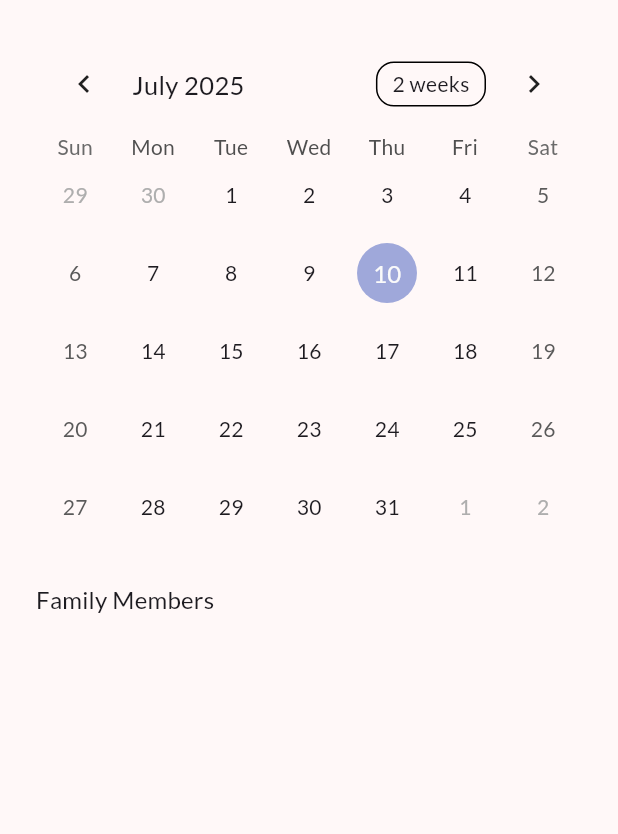
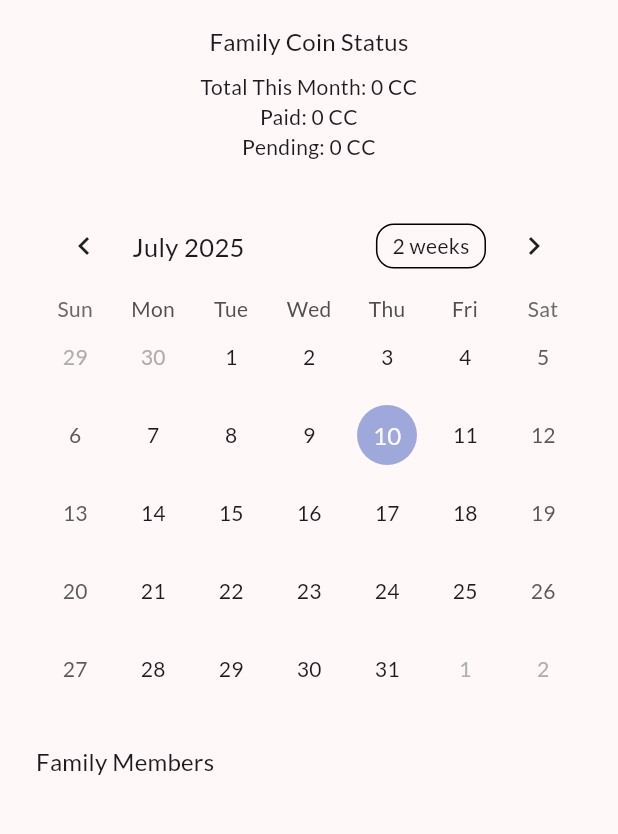
Before and after one commit to PabloGTUOC/CareCoins, a Flutter app: the HomePage screen opened directly, on a phone screen of 412 x 824 dp, the part 216-1050 px from its top. Run offline on Flutter 3.47's test engine with Material 3 defaults, Android fonts, the phone set to English and light mode, and no system bars; drawn by our look-alikes of table_calendar; our stand-ins replace flutter_signin_button, google_fonts, supabase_flutter; missing offline and left inert: gotrue; accounts and stored records are empty; network calls fail.

```diff
--- a/lib/screens/home_page.dart
+++ b/lib/screens/home_page.dart
@@ -24,6 +24,9 @@ class _HomePageState extends State<HomePage> {
   final List<Map<String, dynamic>> _family = [];
   final List<Map<String, dynamic>> _actors = [];
   String? _familyName;
+  int? _coinsStartMonth;
+  int? _coinsPaid;
+  int? _coinsPending;
 
   @override
   void initState() {
@@ -38,31 +41,30 @@ class _HomePageState extends State<HomePage> {
     final profile =
         await Supabase.instance.client
             .from('users')
-            .select('carecoins_balance, family_id')
+            .select('coin_balance, family_id')
             .eq('id', user.id)
             .maybeSingle();
 
     if (profile != null) {
-      setState(() {
-        _balance = profile['carecoins_balance'] ?? 0;
-      });
+      final balance = profile['coin_balance'] ?? 0;
+      final familyId = profile['family_id'];
 
-      final familyId = profile['family_id'];
       if (familyId != null) {
         final members = await Supabase.instance.client
             .from('users')
-            .select('id, email, carecoins_balance')
+            .select('id, email, coin_balance')
             .eq('family_id', familyId)
-            .order('carecoins_balance', ascending: false);
+            .order('coin_balance', ascending: false);
 
         final activities = await Supabase.instance.client
             .from('activities')
             .select('title, scheduled_at')
             .eq('family_id', familyId);
 
-        final familyInfo = await Supabase.instance.client
+        final familyInfo =
+            await Supabase.instance.client
                 .from('families')
-            .select('name')
+                .select('name, coins_start_month, coins_paid, coins_pending')
                 .eq('id', familyId)
                 .maybeSingle();
 
@@ -81,7 +83,11 @@ class _HomePageState extends State<HomePage> {
         }
 
         setState(() {
-          _familyName = familyInfo?['name'] as String?;
+          _balance = balance;
+          _familyName = familyInfo?['name'];
+          _coinsStartMonth = familyInfo?['coins_start_month'];
+          _coinsPaid = familyInfo?['coins_paid'];
+          _coinsPending = familyInfo?['coins_pending'];
           _family.clear();
           _family.addAll(List<Map<String, dynamic>>.from(members));
           _actors.clear();
@@ -135,8 +141,7 @@ class _HomePageState extends State<HomePage> {
   @override
   Widget build(BuildContext context) {
     final user = Supabase.instance.client.auth.currentUser;
-    final userName =
-        user?.userMetadata?['full_name'] ?? user?.email ?? 'Guest';
+    final userName = user?.userMetadata?['full_name'] ?? user?.email ?? 'Guest';
     return Scaffold(
       drawer: Drawer(
         child: ListView(
@@ -149,7 +154,8 @@ class _HomePageState extends State<HomePage> {
       ),
       appBar: AppBar(
         leading: Builder(
-          builder: (context) => IconButton(
+          builder:
+              (context) => IconButton(
                 icon: const Icon(Icons.menu),
                 onPressed: () => Scaffold.of(context).openDrawer(),
               ),
@@ -161,7 +167,9 @@ class _HomePageState extends State<HomePage> {
             if (_familyName != null)
               Text(
                 'Family: $_familyName',
-                style: Theme.of(context).textTheme.bodySmall?.copyWith(color: Colors.white70),
+                style: Theme.of(
+                  context,
+                ).textTheme.bodySmall?.copyWith(color: Colors.white70),
               ),
           ],
         ),
@@ -183,7 +191,22 @@ class _HomePageState extends State<HomePage> {
               style: Theme.of(context).textTheme.headlineSmall,
               textAlign: TextAlign.center,
             ),
+            if (_coinsStartMonth != null) ...[
+              const SizedBox(height: 16),
+              Text(
+                'Family Coin Status',
+                style: Theme.of(context).textTheme.titleMedium,
+                textAlign: TextAlign.center,
+              ),
+              const SizedBox(height: 8),
+              Text(
+                'Total This Month: $_coinsStartMonth CC',
+                textAlign: TextAlign.center,
+              ),
+              Text('Paid: $_coinsPaid CC', textAlign: TextAlign.center),
+              Text('Pending: $_coinsPending CC', textAlign: TextAlign.center),
               const SizedBox(height: 24),
+            ],
             TableCalendar<Activity>(
               firstDay: DateTime.utc(2020, 1, 1),
               lastDay: DateTime.utc(2030, 12, 31),
@@ -223,7 +246,7 @@ class _HomePageState extends State<HomePage> {
                 .map(
                   (m) => ListTile(
                     title: Text(m['email'] ?? ''),
-                    trailing: Text('${m['carecoins_balance'] ?? 0} CC'),
+                    trailing: Text('${m['coin_balance'] ?? 0} CC'),
                   ),
                 ),
           ],
```
Also changed, not shown: lib/main.dart (+10 -2 lines), lib/screens/family_setup_page.dart (+91 -25 lines), 5 other files. Lines whose indentation alone changed are shown as unchanged.
